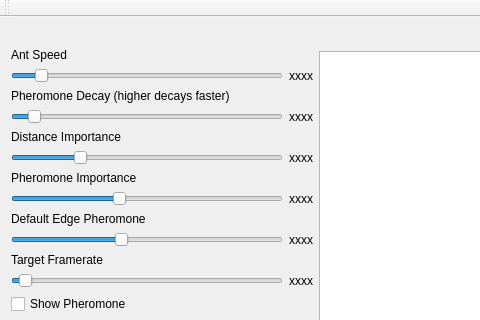
Above: mainwindow.ui from DrewMartin/TSP-ants before the change; both pictures show x 0 to 480 and y 0 to 320 of the 840 by 618 pixel window. Below: the same form after it.
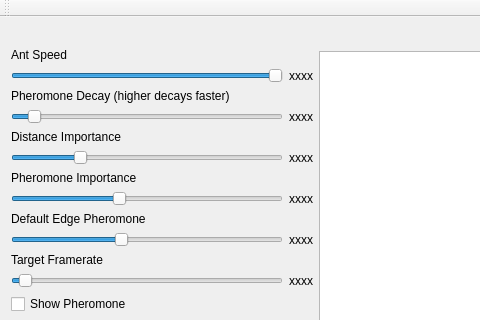
That is the form after the change. Custom widgets are drawn as their Qt base class.

Commit message: Ensured all edges have a chance of being picked (albeit small)

The edit to the form file:
```diff
--- a/mainwindow.ui
+++ b/mainwindow.ui
@@ -48,7 +48,7 @@
            <number>101</number>
           </property>
           <property name="value">
-           <number>10</number>
+           <number>101</number>
           </property>
           <property name="orientation">
            <enum>Qt::Horizontal</enum>
```
The commit also changes 2 other files.
